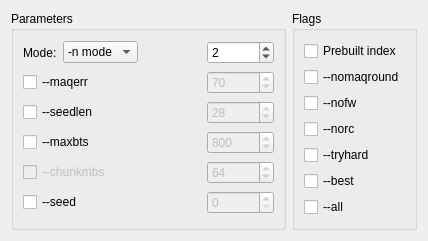
This is src/plugins_3rdparty/bowtie/src/ui/BowtieSettings.ui in violethaze74/ugene as Qt 5 draws it before an edit. The edited form follows.
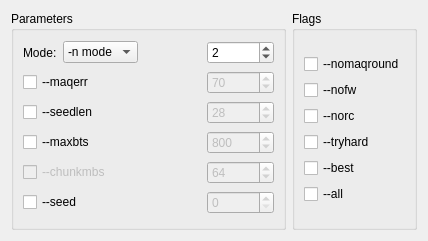
This is the edited form.

```diff
--- a/src/plugins_3rdparty/bowtie/src/ui/BowtieSettings.ui
+++ b/src/plugins_3rdparty/bowtie/src/ui/BowtieSettings.ui
@@ -360,16 +360,6 @@
      <layout class="QVBoxLayout" name="verticalLayout_2">
       <item>
        <layout class="QVBoxLayout" name="verticalLayout">
-        <item>
-         <widget class="QCheckBox" name="prebuiltIndexCheckBox">
-          <property name="toolTip">
-           <string>Using prebuilt index file instead of reference sequence</string>
-          </property>
-          <property name="text">
-           <string>Prebuilt index</string>
-          </property>
-         </widget>
-        </item>
         <item>
          <widget class="QCheckBox" name="nomaqroundCheckBox">
           <property name="toolTip">
```
